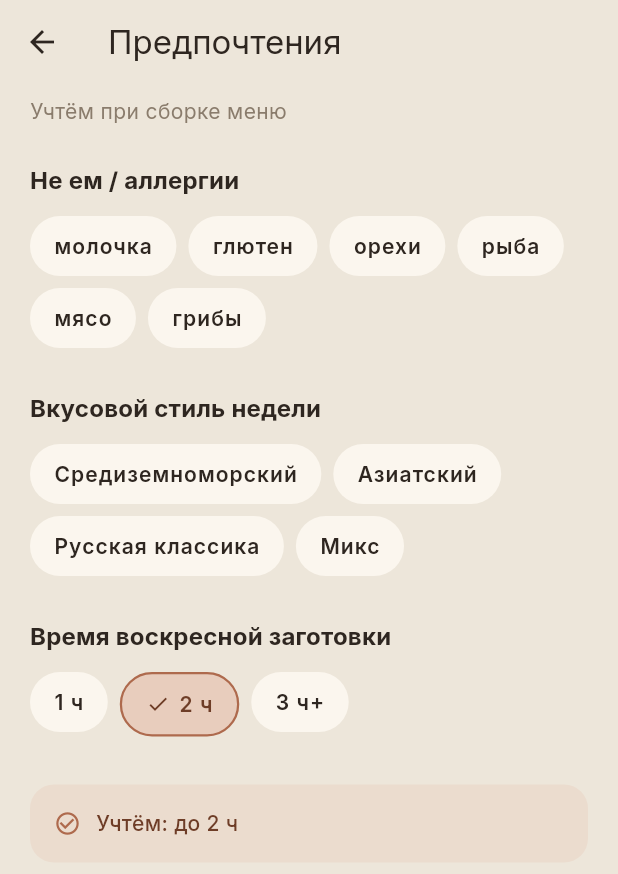
After one commit to avelikzhanin/modular-chef, a Flutter app: the PreferencesScreen screen opened by its route, on a phone screen of 412 x 824 dp. The commit adds this screen. Shown: the top 874 px of the screen. Run offline on Flutter 3.47's test engine with Material 3 defaults, Android fonts, the phone set to English and light mode, and no system bars; our stand-ins replace cached_network_image, dio, go_router, google_fonts.

Commit message:
feat(stage12): preferences screen (allergies/diet/style) wired into generation + applied-prefs highlight on menu

```diff
--- a/lib/app.dart
+++ b/lib/app.dart
@@ -6,6 +6,7 @@ import 'services/active_menu.dart';
 import 'services/catalog_service.dart';
 import 'services/http_menu_generator.dart';
 import 'services/menu_generator.dart';
+import 'services/preferences.dart';
 import 'services/today_plan.dart';
 import 'shell/role_provider.dart';
 import 'theme/app_theme.dart';
@@ -22,6 +23,7 @@ class _ModularChefAppState extends State<ModularChefApp> {
   late final CatalogService _catalog = CatalogService()..load();
   late final ActiveMenu _activeMenu = ActiveMenu();
   late final TodayPlan _todayPlan = TodayPlan();
+  late final Preferences _preferences = Preferences();
 
   /// Выбор генератора решается на старте по `--dart-define=API_BASE_URL`.
   /// Без флага — оффлайн stub; с флагом — сетевой через FastAPI на Railway.
@@ -37,6 +39,7 @@ class _ModularChefAppState extends State<ModularChefApp> {
     _catalog.dispose();
     _activeMenu.dispose();
     _todayPlan.dispose();
+    _preferences.dispose();
     super.dispose();
   }
 
@@ -48,6 +51,7 @@ class _ModularChefAppState extends State<ModularChefApp> {
         ChangeNotifierProvider<CatalogService>.value(value: _catalog),
         ChangeNotifierProvider<ActiveMenu>.value(value: _activeMenu),
         ChangeNotifierProvider<TodayPlan>.value(value: _todayPlan),
+        ChangeNotifierProvider<Preferences>.value(value: _preferences),
         Provider<MenuGenerator>.value(value: _generator),
       ],
       child: MaterialApp.router(
--- a/lib/routing/app_router.dart
+++ b/lib/routing/app_router.dart
@@ -3,6 +3,7 @@ import 'package:go_router/go_router.dart';
 import 'package:modular_chef/models/weekly_menu.dart';
 import 'package:modular_chef/screens/chef/menu_screen.dart';
 import 'package:modular_chef/screens/chef/my_dishes_screen.dart';
+import 'package:modular_chef/screens/chef/preferences_screen.dart';
 import 'package:modular_chef/screens/chef/prep_screen.dart';
 import 'package:modular_chef/screens/chef/profile_screen.dart';
 import 'package:modular_chef/screens/chef/shopping_screen.dart';
@@ -62,6 +63,11 @@ GoRouter buildRouter(RoleProvider role) {
         path: Routes.chefTwoWeekMenu,
         parentNavigatorKey: _rootNavigatorKey,
         builder: (_, __) => const TwoWeekMenuScreen(),
+      ),
+      GoRoute(
+        path: Routes.chefPreferences,
+        parentNavigatorKey: _rootNavigatorKey,
+        builder: (_, __) => const PreferencesScreen(),
       ),
       GoRoute(
         path: Routes.guestAssembleDish,
--- a/lib/routing/routes.dart
+++ b/lib/routing/routes.dart
@@ -14,6 +14,9 @@ abstract final class Routes {
   /// Push-экран Шефа: «Меню на 2 недели» (открывается после «Собрать меню»).
   static const chefTwoWeekMenu = '/chef/two-week-menu';
 
+  /// Push-экран Шефа: «Предпочтения» (открывается из Профиля).
+  static const chefPreferences = '/chef/preferences';
+
   // Guest branch (2 таба — «Моя неделя» убрана в v2)
   static const guestToday = '/guest/today';
   static const guestInventory = '/guest/inventory';
--- a/lib/screens/chef/menu_screen.dart
+++ b/lib/screens/chef/menu_screen.dart
@@ -6,6 +6,7 @@ import 'package:modular_chef/routing/routes.dart';
 import 'package:modular_chef/services/active_menu.dart';
 import 'package:modular_chef/services/catalog_service.dart';
 import 'package:modular_chef/services/menu_generator.dart';
+import 'package:modular_chef/services/preferences.dart';
 import 'package:modular_chef/services/prompt_builder.dart';
 import 'package:modular_chef/shell/role_switcher.dart';
 import 'package:modular_chef/theme/app_colors.dart';
@@ -136,6 +137,7 @@ class _MenuScreenState extends State<MenuScreen> {
       BuildContext context, CatalogService catalog) async {
     final activeMenu = context.read<ActiveMenu>();
     final generator = context.read<MenuGenerator>();
+    final prefs = context.read<Preferences>();
     final byCategory = <ModuleCategory, List<String>>{
       for (final c in ModuleCategory.values) c: <String>[],
     };
@@ -151,6 +153,9 @@ class _MenuScreenState extends State<MenuScreen> {
       customDishes: _picked
           .where((id) => catalog.moduleById(id) == null)
           .toList(growable: false),
+      allergies: prefs.avoidList,
+      prepTimeLimitMinutes: prefs.prepLimitMinutes,
+      weekStyle: prefs.weekStyle,
     );
 
     activeMenu.beginGenerating();
--- /dev/null
+++ b/lib/screens/chef/preferences_screen.dart
@@ -0,0 +1,163 @@
+import 'package:flutter/material.dart';
+import 'package:provider/provider.dart';
+import 'package:modular_chef/services/preferences.dart';
+import 'package:modular_chef/theme/app_colors.dart';
+
+/// Push-экран Шефа «Предпочтения» (из Профиля). Чего избегать, вкусовой стиль,
+/// лимит времени заготовки. Учитывается генератором и подсвечивается на меню.
+class PreferencesScreen extends StatelessWidget {
+  const PreferencesScreen({super.key});
+
+  @override
+  Widget build(BuildContext context) {
+    final tt = Theme.of(context).textTheme;
+    final prefs = context.watch<Preferences>();
+
+    return Scaffold(
+      appBar: AppBar(
+        title: const Text('Предпочтения'),
+        leading: IconButton(
+          icon: const Icon(Icons.arrow_back),
+          onPressed: () => Navigator.maybePop(context),
+        ),
+      ),
+      body: ListView(
+        padding: const EdgeInsets.fromLTRB(20, 8, 20, 32),
+        children: [
+          Text(
+            'Учтём при сборке меню',
+            style: tt.bodyMedium?.copyWith(color: AppColors.onSurfaceVariant),
+          ),
+          const SizedBox(height: 24),
+          const _SectionTitle('Не ем / аллергии'),
+          const SizedBox(height: 12),
+          Wrap(
+            spacing: 8,
+            runSpacing: 8,
+            children: [
+              for (final (key, label) in Preferences.avoidOptions)
+                _ChoiceChip(
+                  label: label,
+                  selected: prefs.avoids(key),
+                  onTap: () => context.read<Preferences>().toggleAvoid(key),
+                ),
+            ],
+          ),
+          const SizedBox(height: 28),
+          const _SectionTitle('Вкусовой стиль недели'),
+          const SizedBox(height: 12),
+          Wrap(
+            spacing: 8,
+            runSpacing: 8,
+            children: [
+              for (final (id, label) in Preferences.styleOptions)
+                _ChoiceChip(
+                  label: label,
+                  selected: prefs.weekStyle == id,
+                  onTap: () => context
+                      .read<Preferences>()
+                      .setWeekStyle(prefs.weekStyle == id ? null : id),
+                ),
+            ],
+          ),
+          const SizedBox(height: 28),
+          const _SectionTitle('Время воскресной заготовки'),
+          const SizedBox(height: 12),
+          Wrap(
+            spacing: 8,
+            runSpacing: 8,
+            children: [
+              for (final (minutes, label) in Preferences.prepLimitOptions)
+                _ChoiceChip(
+                  label: label,
+                  selected: prefs.prepLimitMinutes == minutes,
+                  onTap: () => context.read<Preferences>().setPrepLimit(minutes),
+                ),
+            ],
+          ),
+          const SizedBox(height: 32),
+          if (prefs.appliedChips.isNotEmpty)
+            Container(
+              padding: const EdgeInsets.all(16),
+              decoration: BoxDecoration(
+                color: AppColors.primaryContainer.withValues(alpha: 0.4),
+                borderRadius: BorderRadius.circular(16),
+              ),
+              child: Row(
+                children: [
+                  const Icon(Icons.check_circle_outline,
+                      size: 18, color: AppColors.primary),
+                  const SizedBox(width: 10),
+                  Expanded(
+                    child: Text(
+                      'Учтём: ${prefs.appliedChips.join(', ')}',
+                      style: tt.bodyMedium?.copyWith(
+                        color: AppColors.onPrimaryContainer,
+                        fontWeight: FontWeight.w500,
+                      ),
+                    ),
+                  ),
+                ],
+              ),
+            ),
+        ],
+      ),
+    );
+  }
+}
+
+class _SectionTitle extends StatelessWidget {
+  const _SectionTitle(this.text);
+  final String text;
+
+  @override
+  Widget build(BuildContext context) {
+    return Text(
+      text,
+      style: Theme.of(context).textTheme.titleMedium?.copyWith(
+            color: AppColors.onSurface,
+            fontWeight: FontWeight.w700,
+          ),
+    );
+  }
+}
+
+class _ChoiceChip extends StatelessWidget {
+  const _ChoiceChip({required this.label, required this.selected, required this.onTap});
+  final String label;
+  final bool selected;
+  final VoidCallback onTap;
+
+  @override
+  Widget build(BuildContext context) {
+    final tt = Theme.of(context).textTheme;
+    return InkWell(
+      onTap: onTap,
+      borderRadius: BorderRadius.circular(999),
+      child: Container(
+        padding: const EdgeInsets.symmetric(horizontal: 16, vertical: 10),
+        decoration: BoxDecoration(
+          color: selected ? AppColors.primaryContainer : AppColors.surfaceContainerLowest,
+          borderRadius: BorderRadius.circular(999),
+          border: selected ? Border.all(color: AppColors.primary, width: 1.5) : null,
+        ),
+        child: Row(
+          mainAxisSize: MainAxisSize.min,
+          children: [
+            if (selected) ...[
+              const Icon(Icons.check, size: 16, color: AppColors.onPrimaryContainer),
+              const SizedBox(width: 6),
+            ],
+            Text(
+              label,
+              style: tt.labelLarge?.copyWith(
+                color: selected ? AppColors.onPrimaryContainer : AppColors.onSurface,
+                fontWeight: FontWeight.w600,
+              ),
+            ),
+          ],
+        ),
+      ),
+    );
+  }
+}
--- a/lib/screens/chef/profile_screen.dart
+++ b/lib/screens/chef/profile_screen.dart
@@ -33,11 +33,11 @@ class ProfileScreen extends StatelessWidget {
             onTap: () => context.push(Routes.chefMyDishes),
           ),
           const SizedBox(height: 12),
-          const _NavTile(
+          _NavTile(
             icon: Icons.tune_outlined,
             title: 'Предпочтения',
             subtitle: 'Аллергии, диета, ограничения',
-            onTap: null,
+            onTap: () => context.push(Routes.chefPreferences),
           ),
           const SizedBox(height: 12),
           const _NavTile(
--- a/lib/screens/chef/two_week_menu_screen.dart
+++ b/lib/screens/chef/two_week_menu_screen.dart
@@ -4,6 +4,7 @@ import 'package:modular_chef/models/module.dart';
 import 'package:modular_chef/models/weekly_menu.dart';
 import 'package:modular_chef/services/active_menu.dart';
 import 'package:modular_chef/services/catalog_service.dart';
+import 'package:modular_chef/services/preferences.dart';
 import 'package:modular_chef/theme/app_colors.dart';
 
 /// Push-экран Шефа «Меню на 2 недели» — полные тарелки + три уровня правки:
@@ -98,6 +99,7 @@ class _TwoWeekMenuScreenState extends State<TwoWeekMenuScreen> {
       children: [
         _WeekTabs(index: _weekIndex, onChanged: (i) => setState(() => _weekIndex = i)),
         const SizedBox(height: 16),
+        _PrefsChips(chips: context.watch<Preferences>().appliedChips),
         _Badge(summary: menu.summary),
         const SizedBox(height: 16),
         _ComponentOverview(
@@ -268,6 +270,43 @@ class _WeekTabs extends StatelessWidget {
         borderRadius: BorderRadius.circular(999),
       ),
       child: Row(children: [pill(0, 'Неделя 1'), pill(1, 'Неделя 2')]),
+    );
+  }
+}
+
+/// Подсветка учтённых предпочтений над меню.
+class _PrefsChips extends StatelessWidget {
+  const _PrefsChips({required this.chips});
+  final List<String> chips;
+
+  @override
+  Widget build(BuildContext context) {
+    if (chips.isEmpty) return const SizedBox.shrink();
+    final tt = Theme.of(context).textTheme;
+    return Padding(
+      padding: const EdgeInsets.only(bottom: 12),
+      child: Wrap(
+        spacing: 8,
+        runSpacing: 8,
+        crossAxisAlignment: WrapCrossAlignment.center,
+        children: [
+          Text('Учтено:',
+              style: tt.labelMedium?.copyWith(color: AppColors.onSurfaceVariant)),
+          for (final c in chips)
+            Container(
+              padding: const EdgeInsets.symmetric(horizontal: 10, vertical: 5),
+              decoration: BoxDecoration(
+                color: AppColors.secondaryContainer,
+                borderRadius: BorderRadius.circular(999),
+              ),
+              child: Text('$c ✓',
+                  style: tt.labelSmall?.copyWith(
+                    color: AppColors.onSecondaryContainer,
+                    fontWeight: FontWeight.w600,
+                  )),
+            ),
+        ],
+      ),
     );
   }
 }
--- /dev/null
+++ b/lib/services/preferences.dart
@@ -0,0 +1,76 @@
+import 'package:flutter/foundation.dart';
+
+/// Предпочтения пользователя: чего избегать (аллергии/диета), вкусовой стиль
+/// недели и лимит времени заготовки. Передаются в генератор меню и
+/// подсвечиваются на экране меню.
+class Preferences extends ChangeNotifier {
+  final Set<String> _avoid = {};
+  String? _weekStyle;
+  int _prepLimitMinutes = 120;
+
+  // Чего избегать: key → человеческая подпись (key совпадает с тем, что
+  // ожидает промпт в правиле про аллергии: dairy/meat/...).
+  static const List<(String, String)> avoidOptions = [
+    ('dairy', 'молочка'),
+    ('gluten', 'глютен'),
+    ('nuts', 'орехи'),
+    ('fish', 'рыба'),
+    ('meat', 'мясо'),
+    ('mushrooms', 'грибы'),
+  ];
+
+  // Вкусовой стиль недели (id шаблона).
+  static const List<(String, String)> styleOptions = [
+    ('mediterranean', 'Средиземноморский'),
+    ('asian', 'Азиатский'),
+    ('russian_classic', 'Русская классика'),
+    ('mixed', 'Микс'),
+  ];
+
+  // Лимит времени воскресной заготовки.
+  static const List<(int, String)> prepLimitOptions = [
+    (60, '1 ч'),
+    (120, '2 ч'),
+    (180, '3 ч+'),
+  ];
+
+  Set<String> get avoid => _avoid;
+  List<String> get avoidList => _avoid.toList(growable: false);
+  String? get weekStyle => _weekStyle;
+  int get prepLimitMinutes => _prepLimitMinutes;
+
+  bool avoids(String key) => _avoid.contains(key);
+
+  void toggleAvoid(String key) {
+    _avoid.contains(key) ? _avoid.remove(key) : _avoid.add(key);
+    notifyListeners();
+  }
+
+  void setWeekStyle(String? id) {
+    _weekStyle = id;
+    notifyListeners();
+  }
+
+  void setPrepLimit(int minutes) {
+    _prepLimitMinutes = minutes;
+    notifyListeners();
+  }
+
+  static String _avoidLabel(String key) =>
+      avoidOptions.firstWhere((o) => o.$1 == key, orElse: () => (key, key)).$2;
+
+  static String _styleLabel(String id) =>
+      styleOptions.firstWhere((o) => o.$1 == id, orElse: () => (id, id)).$2;
+
+  /// Короткие чипы для подсветки на экране меню («без молочки», «Азиатский», «до 2 ч»).
+  List<String> get appliedChips {
+    final chips = <String>[
+      for (final k in _avoid) 'без ${_avoidLabel(k)}',
+    ];
+    if (_weekStyle != null) chips.add(_styleLabel(_weekStyle!));
+    final limitLabel =
+        prepLimitOptions.firstWhere((o) => o.$1 == _prepLimitMinutes, orElse: () => (_prepLimitMinutes, '')).$2;
+    if (limitLabel.isNotEmpty) chips.add('до $limitLabel');
+    return chips;
+  }
+}
```
